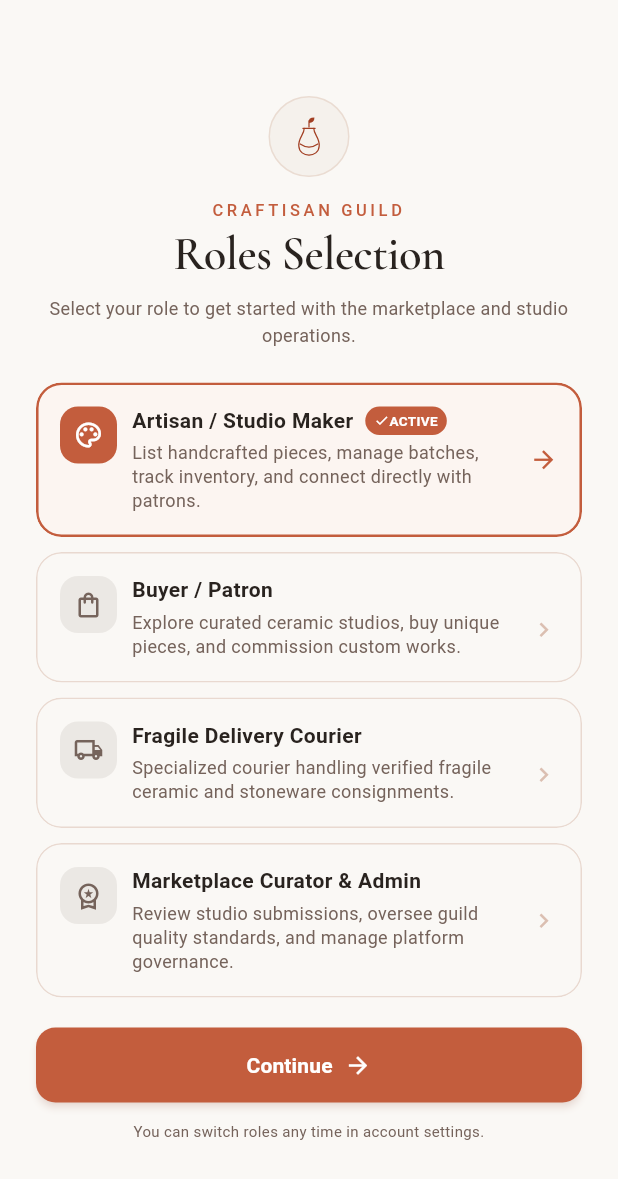
After one commit to arindu123/handicraft_marketplaceapp, a Flutter app: the AuthForm screen opened directly, after a tap on "Continue without an account", on a phone screen of 412 x 824 dp. The commit adds this screen. Shown: the top 1179 px of the screen. Run offline on Flutter 3.47's test engine with Material 3 defaults, Android fonts, the phone set to English and light mode, and no system bars.

Commit message:
Add role selection screen and navigation from auth form

```diff
--- /dev/null
+++ b/lib/features/auth/screens/role_selection_screen.dart
@@ -0,0 +1,310 @@
+import 'package:flutter/material.dart';
+
+import '../../../core/theme/app_colors.dart';
+import '../../../routes/route_names.dart';
+import '../widgets/craftisan_mark.dart';
+
+// A navigation preference only; privileged access requires backend authorization.
+enum MarketplaceRole { artisan, buyer, courier, admin }
+
+class RoleSelectionScreen extends StatefulWidget {
+  const RoleSelectionScreen({super.key});
+
+  @override
+  State<RoleSelectionScreen> createState() => _RoleSelectionScreenState();
+}
+
+class _RoleSelectionScreenState extends State<RoleSelectionScreen> {
+  MarketplaceRole _selected = MarketplaceRole.artisan;
+  static const accent = Color(0xFFC35D3D);
+  static const roles = [
+    (
+      role: MarketplaceRole.artisan,
+      title: 'Artisan / Studio Maker',
+      description: 'List handcrafted pieces, manage batches, track inventory, and connect directly with patrons.',
+      icon: Icons.palette_outlined,
+    ),
+    (
+      role: MarketplaceRole.buyer,
+      title: 'Buyer / Patron',
+      description: 'Explore curated ceramic studios, buy unique pieces, and commission custom works.',
+      icon: Icons.shopping_bag_outlined,
+    ),
+    (
+      role: MarketplaceRole.courier,
+      title: 'Fragile Delivery Courier',
+      description: 'Specialized courier handling verified fragile ceramic and stoneware consignments.',
+      icon: Icons.local_shipping_outlined,
+    ),
+    (
+      role: MarketplaceRole.admin,
+      title: 'Marketplace Curator & Admin',
+      description: 'Review studio submissions, oversee guild quality standards, and manage platform governance.',
+      icon: Icons.workspace_premium_outlined,
+    ),
+  ];
+
+  @override
+  Widget build(BuildContext context) => Scaffold(
+    body: SafeArea(
+      child: Center(
+        child: ConstrainedBox(
+          constraints: const BoxConstraints(maxWidth: 480),
+          child: LayoutBuilder(
+            builder: (context, constraints) => SingleChildScrollView(
+              padding: const EdgeInsets.fromLTRB(24, 20, 24, 18),
+              child: ConstrainedBox(
+                constraints: BoxConstraints(
+                  minHeight: (constraints.maxHeight - 38).clamp(
+                    0.0,
+                    double.infinity,
+                  ),
+                ),
+                child: Column(
+                  mainAxisAlignment: MainAxisAlignment.center,
+                  crossAxisAlignment: CrossAxisAlignment.stretch,
+                  children: [
+                    Center(
+                      child: Container(
+                        width: 54,
+                        height: 54,
+                        alignment: Alignment.center,
+                        decoration: BoxDecoration(
+                          shape: BoxShape.circle,
+                          color: const Color(0xFFF5F1EC),
+                          border: Border.all(color: const Color(0xFFEADCD2)),
+                        ),
+                        child: const CraftisanMark(size: 29),
+                      ),
+                    ),
+                    const SizedBox(height: 14),
+                    const Text(
+                      'CRAFTISAN GUILD',
+                      textAlign: TextAlign.center,
+                      style: TextStyle(
+                        fontSize: 11,
+                        letterSpacing: 2.4,
+                        fontWeight: FontWeight.w500,
+                        color: accent,
+                      ),
+                    ),
+                    const SizedBox(height: 3),
+                    Text(
+                      'Roles Selection',
+                      textAlign: TextAlign.center,
+                      style: Theme.of(context).textTheme.headlineLarge
+                          ?.copyWith(
+                            fontSize: 31,
+                            fontWeight: FontWeight.w600,
+                            letterSpacing: -0.4,
+                          ),
+                    ),
+                    const SizedBox(height: 10),
+                    const Text(
+                      'Select your role to get started with the marketplace and studio operations.',
+                      textAlign: TextAlign.center,
+                      style: TextStyle(
+                        fontSize: 12,
+                        height: 1.5,
+                        color: AppColors.muted,
+                      ),
+                    ),
+                    const SizedBox(height: 22),
+                    for (final role in roles) ...[
+                      _RoleCard(
+                        title: role.title,
+                        description: role.description,
+                        icon: role.icon,
+                        selected: _selected == role.role,
+                        onTap: () => setState(() => _selected = role.role),
+                      ),
+                      const SizedBox(height: 10),
+                    ],
+                    const SizedBox(height: 10),
+                    FilledButton(
+                      onPressed: () => Navigator.pushNamed(
+                        context,
+                        RouteNames.marketplace,
+                        arguments: _selected,
+                      ),
+                      style: FilledButton.styleFrom(
+                        backgroundColor: accent,
+                        foregroundColor: Colors.white,
+                        minimumSize: const Size(double.infinity, 50),
+                        padding: const EdgeInsets.symmetric(
+                          horizontal: 20,
+                          vertical: 15,
+                        ),
+                        elevation: 2,
+                        shadowColor: const Color(0x40C35D3D),
+                        shape: RoundedRectangleBorder(
+                          borderRadius: BorderRadius.circular(13),
+                        ),
+                      ),
+                      child: const Row(
+                        mainAxisAlignment: MainAxisAlignment.center,
+                        children: [
+                          Flexible(
+                            child: Text(
+                              'Continue',
+                              style: TextStyle(
+                                fontSize: 14,
+                                fontWeight: FontWeight.w600,
+                              ),
+                            ),
+                          ),
+                          SizedBox(width: 8),
+                          Icon(Icons.arrow_forward, size: 18),
+                        ],
+                      ),
+                    ),
+                    const SizedBox(height: 12),
+                    const Text(
+                      'You can switch roles any time in account settings.',
+                      textAlign: TextAlign.center,
+                      style: TextStyle(
+                        fontSize: 10,
+                        height: 1.5,
+                        color: AppColors.muted,
+                      ),
+                    ),
+                  ],
+                ),
+              ),
+            ),
+          ),
+        ),
+      ),
+    ),
+  );
+}
+
+class _RoleCard extends StatelessWidget {
+  const _RoleCard({
+    required this.title,
+    required this.description,
+    required this.icon,
+    required this.selected,
+    required this.onTap,
+  });
+  final String title;
+  final String description;
+  final IconData icon;
+  final bool selected;
+  final VoidCallback onTap;
+
+  @override
+  Widget build(BuildContext context) {
+    const accent = _RoleSelectionScreenState.accent;
+    return Semantics(
+      selected: selected,
+      inMutuallyExclusiveGroup: true,
+      child: Material(
+        color: selected ? const Color(0xFFFCF5F1) : AppColors.background,
+        shape: RoundedRectangleBorder(
+          borderRadius: BorderRadius.circular(17),
+          side: BorderSide(
+            color: selected ? accent : const Color(0xFFE9D9D0),
+            width: selected ? 1.7 : 1,
+          ),
+        ),
+        clipBehavior: Clip.antiAlias,
+        child: InkWell(
+          onTap: onTap,
+          child: Padding(
+            padding: const EdgeInsets.all(16),
+            child: Row(
+              crossAxisAlignment: CrossAxisAlignment.start,
+              children: [
+                Container(
+                  width: 38,
+                  height: 38,
+                  decoration: BoxDecoration(
+                    color: selected ? accent : const Color(0xFFEBE8E4),
+                    borderRadius: BorderRadius.circular(12),
+                  ),
+                  child: Icon(
+                    icon,
+                    size: 20,
+                    color: selected ? Colors.white : AppColors.muted,
+                  ),
+                ),
+                const SizedBox(width: 10),
+                Expanded(
+                  child: Column(
+                    crossAxisAlignment: CrossAxisAlignment.start,
+                    children: [
+                      Wrap(
+                        spacing: 8,
+                        runSpacing: 5,
+                        crossAxisAlignment: WrapCrossAlignment.center,
+                        children: [
+                          Text(
+                            title,
+                            style: const TextStyle(
+                              fontSize: 14,
+                              height: 1.35,
+                              fontWeight: FontWeight.w600,
+                              color: AppColors.ink,
+                            ),
+                          ),
+                          if (selected)
+                            Container(
+                              padding: const EdgeInsets.symmetric(
+                                horizontal: 6,
+                                vertical: 3,
+                              ),
+                              decoration: BoxDecoration(
+                                color: accent,
+                                borderRadius: BorderRadius.circular(12),
+                              ),
+                              child: const Row(
+                                mainAxisSize: MainAxisSize.min,
+                                children: [
+                                  Icon(
+                                    Icons.check,
+                                    color: Colors.white,
+                                    size: 10,
+                                  ),
+                                  Text(
+                                    'ACTIVE',
+                                    style: TextStyle(
+                                      color: Colors.white,
+                                      fontSize: 9,
+                                      fontWeight: FontWeight.w600,
+                                    ),
+                                  ),
+                                ],
+                              ),
+                            ),
+                        ],
+                      ),
+                      const SizedBox(height: 4),
+                      Text(
+                        description,
+                        style: const TextStyle(
+                          fontSize: 12,
+                          height: 1.35,
+                          color: AppColors.muted,
+                        ),
+                      ),
+                    ],
+                  ),
+                ),
+                const SizedBox(width: 8),
+                Padding(
+                  padding: const EdgeInsets.only(top: 26),
+                  child: Icon(
+                    selected ? Icons.arrow_forward : Icons.chevron_right,
+                    size: 19,
+                    color: selected ? accent : const Color(0xFFDBBFB1),
+                  ),
+                ),
+              ],
+            ),
+          ),
+        ),
+      ),
+    );
+  }
+}
--- a/lib/features/auth/widgets/auth_form.dart
+++ b/lib/features/auth/widgets/auth_form.dart
@@ -371,6 +371,20 @@ class _AuthFormState extends State<AuthForm> {
                                     label: buttonLabel,
                                     onPressed: _submit,
                                   ),
+                                  const SizedBox(height: 8),
+                                  TextButton(
+                                    onPressed: () {
+                                      FocusScope.of(context).unfocus();
+                                      Navigator.pushNamed(
+                                        context,
+                                        RouteNames.roleSelection,
+                                      );
+                                    },
+                                    child: const Text(
+                                      'Continue without an account',
+                                      textAlign: TextAlign.center,
+                                    ),
+                                  ),
                                 ],
                               ),
                             ),
--- a/lib/routes/app_routes.dart
+++ b/lib/routes/app_routes.dart
@@ -4,6 +4,7 @@ import '../features/auth/screens/onboarding_screen.dart';
 import '../features/auth/screens/welcome_screen.dart';
 import '../features/auth/screens/sign_in_screen.dart';
 import '../features/auth/screens/sign_up_screen.dart';
+import '../features/auth/screens/role_selection_screen.dart';
 import 'route_names.dart';
 
 class AppRoutes {
@@ -12,6 +13,7 @@ class AppRoutes {
     RouteNames.onboarding: (_) => const OnboardingScreen(),
     RouteNames.signIn: (_) => const SignInScreen(),
     RouteNames.signUp: (_) => const SignUpScreen(),
+    RouteNames.roleSelection: (_) => const RoleSelectionScreen(),
     RouteNames.marketplace: (_) => const Scaffold(
       body: Center(
         child: Text('Artisan Marketplace', style: TextStyle(fontSize: 24)),
--- a/lib/routes/route_names.dart
+++ b/lib/routes/route_names.dart
@@ -3,5 +3,6 @@ class RouteNames {
   static const onboarding = '/onboarding';
   static const signIn = '/sign-in';
   static const signUp = '/sign-up';
+  static const roleSelection = '/roles';
   static const marketplace = '/marketplace';
 }
```
Also changed, not shown: 2 other files.
